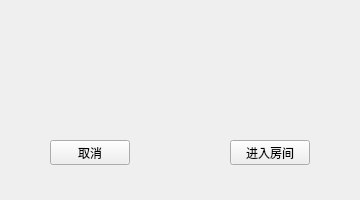
Old version of the form movie_client/invited.ui in the repository GuThree/movie_client.
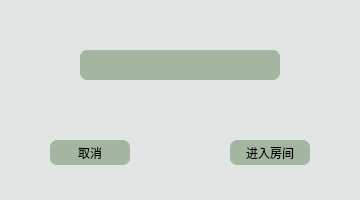
New version of the form.

Patch:
```diff
--- a/movie_client/invited.ui
+++ b/movie_client/invited.ui
@@ -25,6 +25,9 @@
   <property name="windowTitle">
    <string>Form</string>
   </property>
+  <property name="styleSheet">
+   <string notr="true">background-color:rgb(225, 229, 228);</string>
+  </property>
   <widget class="QLabel" name="label">
    <property name="geometry">
     <rect>
@@ -35,7 +38,8 @@
     </rect>
    </property>
    <property name="styleSheet">
-    <string notr="true"/>
+    <string notr="true">border-radius:7px;
+background-color:rgb(163, 183, 160);</string>
    </property>
    <property name="text">
     <string>&lt;html&gt;&lt;head/&gt;&lt;body&gt;&lt;p align=&quot;center&quot;&gt;&lt;br/&gt;&lt;/p&gt;&lt;/body&gt;&lt;/html&gt;</string>
@@ -50,6 +54,11 @@
      <height>25</height>
     </rect>
    </property>
+   <property name="styleSheet">
+    <string notr="true">background-color:rgb(163, 183, 160);
+font: 11pt &quot;黑体&quot;;
+border-radius:7px;</string>
+   </property>
    <property name="text">
     <string>取消</string>
    </property>
@@ -63,6 +72,11 @@
      <height>25</height>
     </rect>
    </property>
+   <property name="styleSheet">
+    <string notr="true">background-color:rgb(163, 183, 160);
+font: 11pt &quot;黑体&quot;;
+border-radius:7px;</string>
+   </property>
    <property name="text">
     <string>进入房间</string>
    </property>
```
